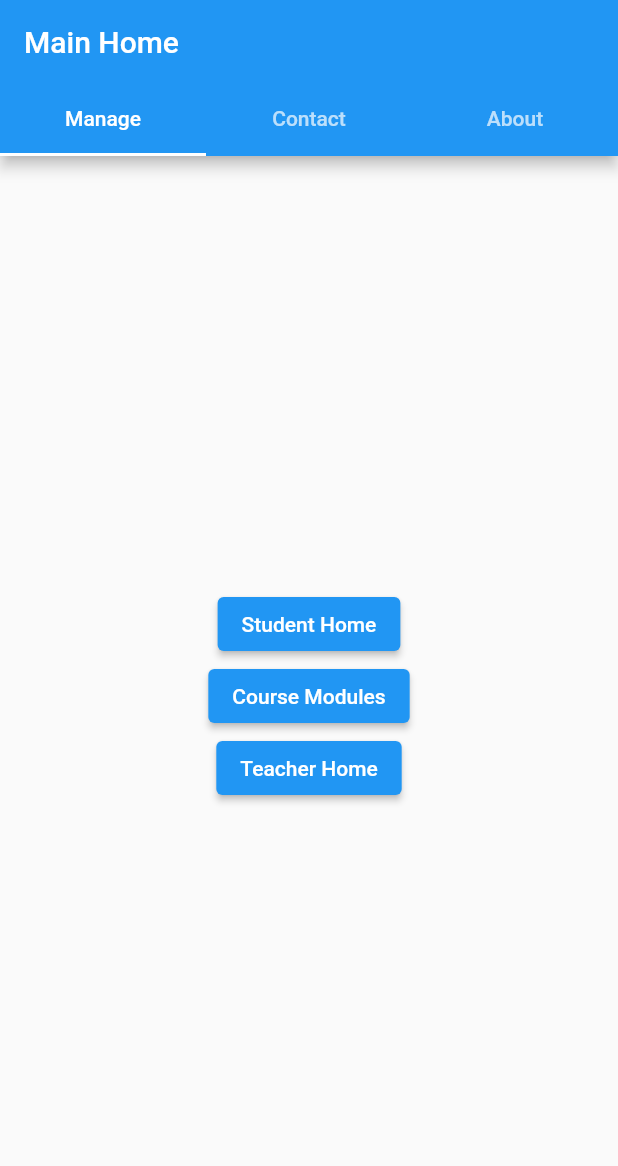
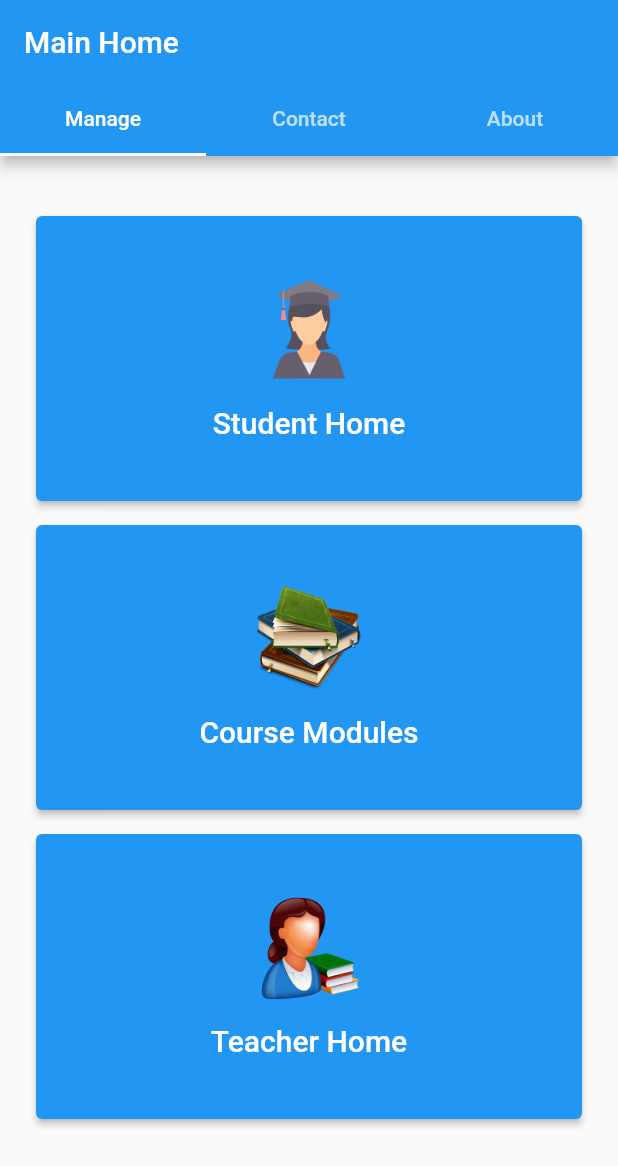
Before and after one commit to shash1996-san/studentMgtSystem, a Flutter app: the MainHomeScreen screen opened directly, on a phone screen of 412 x 824 dp. Shown: the top 1166 px of the screen. Run offline on Flutter 3.47's test engine with Material 2 defaults, Android fonts, the phone set to English and light mode, and no system bars; our stand-ins replace cloud_firestore, firebase_auth, firebase_core, fluttertoast; missing offline and left inert: ndialog; accounts and stored records are empty.

Commit message:
Updated course modules function

```diff
--- a/lib/screens/mainHome.dart
+++ b/lib/screens/mainHome.dart
@@ -4,6 +4,8 @@ import 'package:flutter_application_1/screens/moduleHome.dart';
 import 'package:flutter_application_1/screens/teacherScreen.dart';
 
 class MainHomeScreen extends StatefulWidget {
+  const MainHomeScreen({Key? key}) : super(key: key);
+
   @override
   _MainHomeScreenState createState() => _MainHomeScreenState();
 }
@@ -28,10 +30,10 @@ class _MainHomeScreenState extends State<MainHomeScreen>
   Widget build(BuildContext context) {
     return Scaffold(
       appBar: AppBar(
-        title: Text('Main Home'),
+        title: const Text('Main Home'),
         bottom: TabBar(
           controller: _tabController,
-          tabs: [
+          tabs: const [
             Tab(text: 'Manage'),
             Tab(text: 'Contact'),
             Tab(text: 'About'),
@@ -41,32 +43,91 @@ class _MainHomeScreenState extends State<MainHomeScreen>
       body: TabBarView(
         controller: _tabController,
         children: [
-          Center(
-            child: Column(
-              mainAxisAlignment: MainAxisAlignment.center,
+          Padding(
+            padding: const EdgeInsets.all(24.0),
+            child: ListView(
               children: [
-                ElevatedButton(
+                const SizedBox(height: 16),
+                Container(
+                  width: 200,
+                  height: 190,
+                  child: ElevatedButton(
                     onPressed: () {
                       Navigator.push(context,
                           MaterialPageRoute(builder: (context) => Home()));
                     },
-                  child: Text('Student Home'),
+                    child: Column(
+                      mainAxisAlignment: MainAxisAlignment.center,
+                      children: <Widget>[
+                        Image.asset(
+                          'lib/assets/student.png',
+                          height: 70,
+                          width: 70,
                         ),
-                ElevatedButton(
+                        const SizedBox(height: 16),
+                        const Text(
+                          'Student Home',
+                          style: TextStyle(fontSize: 20),
+                        ),
+                      ],
+                    ),
+                  ),
+                ),
+                const SizedBox(height: 16),
+                Container(
+                  width: 200,
+                  height: 190,
+                  child: ElevatedButton(
                     onPressed: () {
-                    Navigator.push(context,
-                        MaterialPageRoute(builder: (context) => ModuleHome()));
+                      Navigator.push(
+                          context,
+                          MaterialPageRoute(
+                              builder: (context) => ModuleHome()));
                     },
-                  child: Text('Course Modules'),
+                    child: Column(
+                      mainAxisAlignment: MainAxisAlignment.center,
+                      children: <Widget>[
+                        Image.asset(
+                          'lib/assets/module.png',
+                          height: 70,
+                          width: 70,
                         ),
-                ElevatedButton(
+                        const SizedBox(height: 16),
+                        const Text(
+                          'Course Modules',
+                          style: TextStyle(fontSize: 20),
+                        ),
+                      ],
+                    ),
+                  ),
+                ),
+                const SizedBox(height: 16),
+                Container(
+                  width: 200,
+                  height: 190,
+                  child: ElevatedButton(
                     onPressed: () {
                       Navigator.push(
                           context,
                           MaterialPageRoute(
                               builder: (context) => TeacherScreen()));
                     },
-                  child: Text('Teacher Home'),
+                    child: Column(
+                      mainAxisAlignment: MainAxisAlignment.center,
+                      children: <Widget>[
+                        Image.asset(
+                          'lib/assets/teacher.png',
+                          height: 70,
+                          width: 70,
+                        ),
+                        const SizedBox(height: 16),
+                        const Text(
+                          'Teacher Home',
+                          style: TextStyle(fontSize: 20),
+                        ),
+                      ],
+                    ),
+                  ),
                 ),
               ],
             ),
@@ -75,56 +136,56 @@ class _MainHomeScreenState extends State<MainHomeScreen>
             padding: const EdgeInsets.all(24.0),
             child: ListView(
               children: [
-                ListTile(
+                const ListTile(
                   leading: Icon(Icons.location_on),
                   title: Text('123 Main St, Anytown USA'),
                 ),
-                ListTile(
+                const ListTile(
                   leading: Icon(Icons.phone),
                   title: Text('555-555-5555'),
                 ),
-                ListTile(
+                const ListTile(
                   leading: Icon(Icons.email),
                   title: Text('contact@myschool.edu'),
                 ),
-                SizedBox(height: 16),
-                Text(
+                const SizedBox(height: 16),
+                const Text(
                   'Get in touch with us',
                   style: TextStyle(
                     fontSize: 18,
                     fontWeight: FontWeight.bold,
                   ),
                 ),
-                SizedBox(height: 16),
+                const SizedBox(height: 16),
                 TextFormField(
-                  decoration: InputDecoration(
+                  decoration: const InputDecoration(
                     labelText: 'Name',
                   ),
                 ),
                 TextFormField(
-                  decoration: InputDecoration(
+                  decoration: const InputDecoration(
                     labelText: 'Email',
                   ),
                 ),
                 TextFormField(
-                  decoration: InputDecoration(
+                  decoration: const InputDecoration(
                     labelText: 'Message',
                   ),
                   maxLines: 5,
                 ),
-                SizedBox(height: 16),
+                const SizedBox(height: 16),
                 ElevatedButton(
                   onPressed: () {},
-                  child: Text('Submit'),
+                  child: const Text('Submit'),
                 ),
               ],
             ),
           ),
           Padding(
-            padding: EdgeInsets.all(24),
+            padding: const EdgeInsets.all(24),
             child: Column(
               mainAxisAlignment: MainAxisAlignment.start,
-              children: [
+              children: const [
                 Text(
                   'Student Management System',
                   style: TextStyle(
```
Also changed, not shown: lib/models/module.dart (+6 -5 lines), lib/screens/moduleHome.dart (+71 -14 lines), lib/screens/moduleNotices.dart (added, +171 -0 lines), pubspec.yaml (+10 -0 lines), lib/assets/module.png (added), lib/assets/student.png (added), lib/assets/teacher.png (added). Lines whose indentation alone changed are shown as unchanged.
